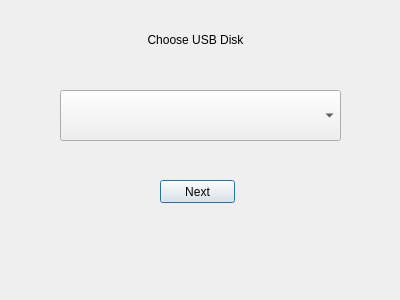
Qt form btrfs/py3qterm/AppImageBuild/choosedisk.ui (raspberrypisig/usb-msd-raspberrypi-multios) before a commit.
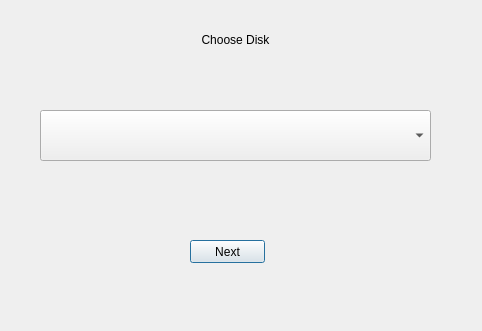
The same form after that commit.

What changed in the file:
```diff
--- a/btrfs/py3qterm/AppImageBuild/choosedisk.ui
+++ b/btrfs/py3qterm/AppImageBuild/choosedisk.ui
@@ -6,8 +6,8 @@
    <rect>
     <x>0</x>
     <y>0</y>
-    <width>400</width>
-    <height>300</height>
+    <width>482</width>
+    <height>331</height>
    </rect>
   </property>
   <property name="windowTitle">
@@ -16,9 +16,9 @@
   <widget class="QComboBox" name="comboBox">
    <property name="geometry">
     <rect>
-     <x>60</x>
-     <y>90</y>
-     <width>281</width>
+     <x>40</x>
+     <y>110</y>
+     <width>391</width>
      <height>51</height>
     </rect>
    </property>
@@ -26,14 +26,14 @@
   <widget class="QLabel" name="label">
    <property name="geometry">
     <rect>
-     <x>60</x>
+     <x>100</x>
      <y>30</y>
      <width>271</width>
      <height>20</height>
     </rect>
    </property>
    <property name="text">
-    <string>Choose USB Disk</string>
+    <string>Choose Disk</string>
    </property>
    <property name="alignment">
     <set>Qt::AlignCenter</set>
@@ -42,8 +42,8 @@
   <widget class="QPushButton" name="pushButton">
    <property name="geometry">
     <rect>
-     <x>160</x>
-     <y>180</y>
+     <x>190</x>
+     <y>240</y>
      <width>75</width>
      <height>23</height>
     </rect>
```
Left out of the diff: 2 changed lines with no effect on the pictures.
